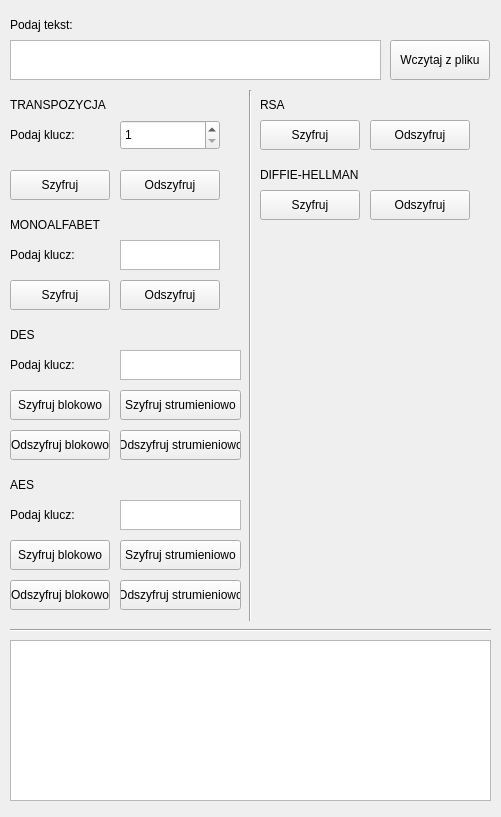
Nnunka/Kryptografia, file MainWindow.ui: the form before one commit.
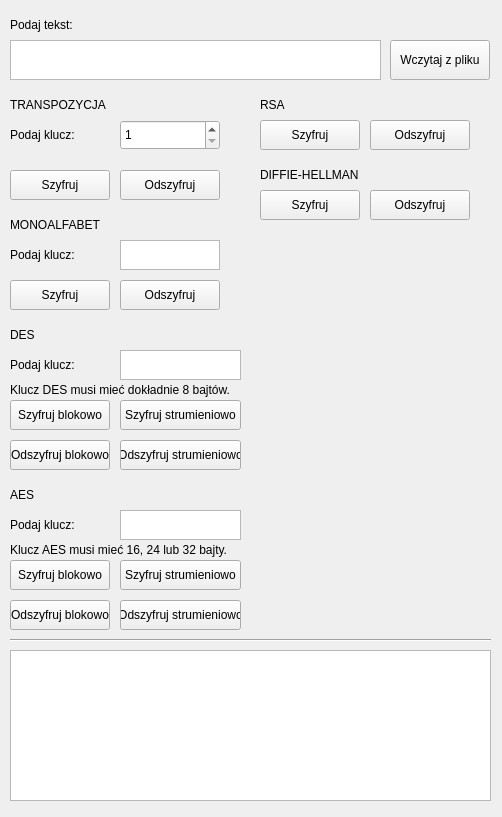
The form after the commit.

Commit message: poprawa layoutu

Diff of the .ui file:
```diff
--- a/MainWindow.ui
+++ b/MainWindow.ui
@@ -6,7 +6,7 @@
    <rect>
     <x>0</x>
     <y>0</y>
-    <width>501</width>
+    <width>502</width>
     <height>817</height>
    </rect>
   </property>
@@ -118,9 +118,9 @@
     <property name="geometry">
      <rect>
       <x>10</x>
-      <y>640</y>
+      <y>650</y>
       <width>481</width>
-      <height>161</height>
+      <height>151</height>
      </rect>
     </property>
    </widget>
@@ -216,7 +216,7 @@
     <property name="geometry">
      <rect>
       <x>10</x>
-      <y>390</y>
+      <y>400</y>
       <width>100</width>
       <height>30</height>
      </rect>
@@ -229,7 +229,7 @@
     <property name="geometry">
      <rect>
       <x>10</x>
-      <y>430</y>
+      <y>440</y>
       <width>100</width>
       <height>30</height>
      </rect>
@@ -265,7 +265,7 @@
     <property name="geometry">
      <rect>
       <x>120</x>
-      <y>430</y>
+      <y>440</y>
       <width>121</width>
       <height>30</height>
      </rect>
@@ -278,7 +278,7 @@
     <property name="geometry">
      <rect>
       <x>120</x>
-      <y>390</y>
+      <y>400</y>
       <width>121</width>
       <height>30</height>
      </rect>
@@ -291,7 +291,7 @@
     <property name="geometry">
      <rect>
       <x>10</x>
-      <y>470</y>
+      <y>480</y>
       <width>231</width>
       <height>30</height>
      </rect>
@@ -304,7 +304,7 @@
     <property name="geometry">
      <rect>
       <x>10</x>
-      <y>540</y>
+      <y>560</y>
       <width>100</width>
       <height>30</height>
      </rect>
@@ -317,7 +317,7 @@
     <property name="geometry">
      <rect>
       <x>10</x>
-      <y>580</y>
+      <y>600</y>
       <width>100</width>
       <height>30</height>
      </rect>
@@ -330,7 +330,7 @@
     <property name="geometry">
      <rect>
       <x>120</x>
-      <y>500</y>
+      <y>510</y>
       <width>121</width>
       <height>30</height>
      </rect>
@@ -340,7 +340,7 @@
     <property name="geometry">
      <rect>
       <x>10</x>
-      <y>500</y>
+      <y>510</y>
       <width>100</width>
       <height>30</height>
      </rect>
@@ -353,7 +353,7 @@
     <property name="geometry">
      <rect>
       <x>120</x>
-      <y>580</y>
+      <y>600</y>
       <width>121</width>
       <height>30</height>
      </rect>
@@ -366,7 +366,7 @@
     <property name="geometry">
      <rect>
       <x>120</x>
-      <y>540</y>
+      <y>560</y>
       <width>121</width>
       <height>30</height>
      </rect>
@@ -388,24 +388,11 @@
      <string>RSA</string>
     </property>
    </widget>
-   <widget class="Line" name="line">
-    <property name="geometry">
-     <rect>
-      <x>240</x>
-      <y>90</y>
-      <width>20</width>
-      <height>531</height>
-     </rect>
-    </property>
-    <property name="orientation">
-     <enum>Qt::Vertical</enum>
-    </property>
-   </widget>
    <widget class="Line" name="line_2">
     <property name="geometry">
      <rect>
       <x>10</x>
-      <y>620</y>
+      <y>630</y>
       <width>481</width>
       <height>20</height>
      </rect>
@@ -479,6 +466,32 @@
      <string>Szyfruj</string>
     </property>
    </widget>
+   <widget class="QLabel" name="label_12">
+    <property name="geometry">
+     <rect>
+      <x>10</x>
+      <y>375</y>
+      <width>221</width>
+      <height>30</height>
+     </rect>
+    </property>
+    <property name="text">
+     <string>Klucz DES musi mieć dokładnie 8 bajtów.</string>
+    </property>
+   </widget>
+   <widget class="QLabel" name="label_13">
+    <property name="geometry">
+     <rect>
+      <x>10</x>
+      <y>535</y>
+      <width>221</width>
+      <height>30</height>
+     </rect>
+    </property>
+    <property name="text">
+     <string>Klucz AES musi mieć 16, 24 lub 32 bajty.</string>
+    </property>
+   </widget>
   </widget>
  </widget>
  <resources/>
```
The commit also changes 2 other files.
